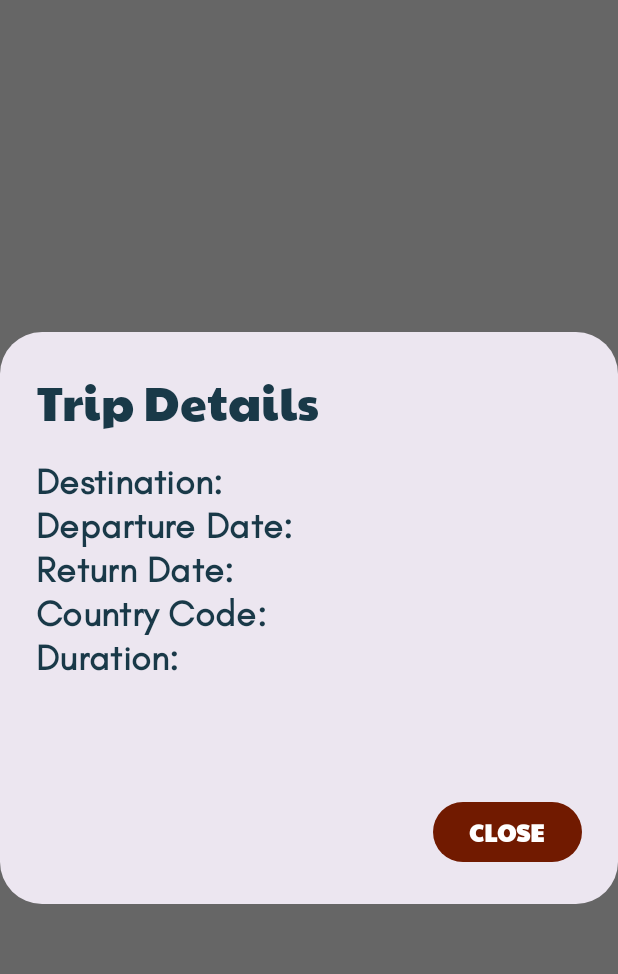
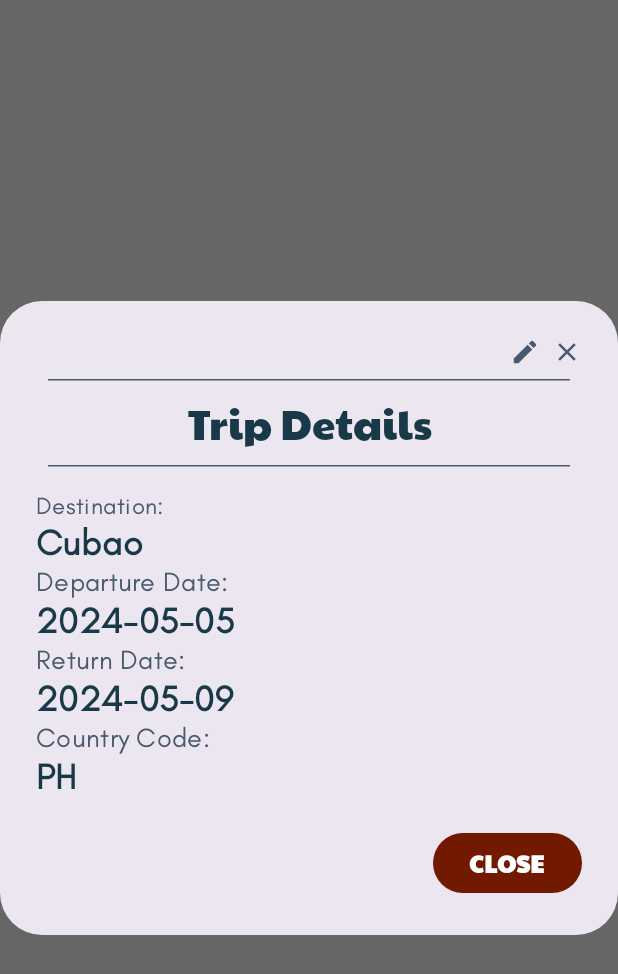
Before and after one commit to jyzldmrct/JetSetGo, an Android app built with Jetpack Compose: the @Preview function TripDetailsPreview, on a phone screen of 412 x 824 dp. Shown: the top 974 px of the screen. Run offline under Robolectric (Android 15) with nearby library versions, the phone set to English and light mode, and no system bars.

Commit message:
updated trip details dialog

```diff
--- a/app/src/main/java/ph/edu/auf/dimarucut/jayzel/jetsetgo/FlightsScreen.kt
+++ b/app/src/main/java/ph/edu/auf/dimarucut/jayzel/jetsetgo/FlightsScreen.kt
@@ -11,6 +11,8 @@ import androidx.compose.foundation.lazy.items
 import androidx.compose.foundation.shape.RoundedCornerShape
 import androidx.compose.material.icons.Icons
 import androidx.compose.material.icons.filled.Add
+import androidx.compose.material.icons.filled.Clear
+import androidx.compose.material.icons.filled.Edit
 import androidx.compose.material.icons.filled.Info
 import androidx.compose.material3.*
 import androidx.compose.runtime.*
@@ -262,85 +264,132 @@ fun FlightsScreen(tripViewModel: TripViewModel, modifier: Modifier = Modifier) {
 
         AlertDialog(
             onDismissRequest = { showDialog = false },
-            title = { Text("Trip Details",
-                fontFamily = PaytoneOne,
-                fontSize = 32.sp,
-                textAlign = TextAlign.Center,
-                color = DenimBlue) },
+            title = {
+                Box(
+                    modifier = Modifier.fillMaxWidth(),
+                    contentAlignment = Alignment.Center
+                ) {
+                    Column(horizontalAlignment = Alignment.CenterHorizontally) {
+                        Row(
+                            modifier = Modifier.fillMaxWidth(),
+                            horizontalArrangement = Arrangement.End
+                        ) {
+                            Icon(
+                                imageVector = Icons.Default.Edit,
+                                contentDescription = "Info Icon",
+                                modifier = Modifier
+                                    .padding(end = 8.dp)
+                                    .size(20.dp),
+                                tint = LightDenimBlue
+
+
+                            )
+                            Icon(
+                                imageVector = Icons.Default.Clear,
+                                contentDescription = "Close Icon",
+                                modifier = Modifier
+                                    .size(24.dp),
+                                tint = LightDenimBlue
+                            )
+                        }
+                        HorizontalDivider(
+                            modifier = Modifier
+                                .fillMaxWidth()
+                                .padding(8.dp),
+                            color = LightDenimBlue
+                        )
+                        Text(
+                            "Trip Details",
+                            fontFamily = PaytoneOne,
+                            fontSize = 28.sp,
+                            textAlign = TextAlign.Center,
+                            color = DenimBlue
+                        )
+
+
+                        HorizontalDivider(
+                            modifier = Modifier
+                                .fillMaxWidth()
+                                .padding(8.dp,8.dp,8.dp,0.dp),
+                            color = LightDenimBlue
+                        )
+                    }
+                }
+            },
             text = {
                 Box(
                     modifier = Modifier
-                        .width(320.dp)
+                        .fillMaxWidth()
                         .wrapContentHeight()
                 ) {
-                    Column {
+                Column {
                         Text("Destination:",
                             fontFamily = GlacialIndifference,
-                            fontSize = 20.sp,
-                            fontWeight = FontWeight.Bold,
-                            color = DenimBlue)
+                            fontSize = 16.sp,
+                            color = LightDenimBlue)
 
                         Text("${selectedTrip?.destination}",
                             fontFamily = GlacialIndifference,
                             fontSize = 24.sp,
-                            color = DenimBlue)
+                            fontWeight = FontWeight.Bold,
+                            color = DenimBlue
+                        )
 
                         Text("Departure Date: ",
                             fontFamily = GlacialIndifference,
-                            fontSize = 20.sp,
-                            fontWeight = FontWeight.Bold,
-                            color = DenimBlue)
+                            fontSize = 16.sp,
+                            color = LightDenimBlue
+                        )
 
                         Text("${selectedTrip?.startDate}",
                             fontFamily = GlacialIndifference,
                             fontSize = 24.sp,
-                            color = DenimBlue)
+                            fontWeight = FontWeight.Bold,
+                            color = DenimBlue
+                        )
 
                         Text("Return Date:",
                             fontFamily = GlacialIndifference,
-                            fontSize = 20.sp,
-                            fontWeight = FontWeight.Bold,
-                            color = DenimBlue)
+                            fontSize = 16.sp,
+                            color = LightDenimBlue
+                        )
 
                         Text("${selectedTrip?.endDate}",
                             fontFamily = GlacialIndifference,
                             fontSize = 24.sp,
-                            color = DenimBlue)
+                            fontWeight = FontWeight.Bold,
+                            color = DenimBlue
+                        )
 
                         Text("Country Code:",
                             fontFamily = GlacialIndifference,
-                            fontSize = 20.sp,
-                            fontWeight = FontWeight.Bold,
-                            color = DenimBlue)
+                            fontSize = 16.sp,
+                            color = LightDenimBlue
+                        )
 
                         Text("${selectedTrip?.countryCode}",
                             fontFamily = GlacialIndifference,
                             fontSize = 24.sp,
-                            color = DenimBlue)
+                            fontWeight = FontWeight.Bold,
+                            color = DenimBlue
+                        )
 
                         Text("Duration:",
                             fontFamily = GlacialIndifference,
-                            fontSize = 20.sp,
-                            fontWeight = FontWeight.Bold,
-                            color = DenimBlue)
+                            fontSize = 16.sp,
+                            color = LightDenimBlue
+                        )
 
                         Text("${selectedTrip?.duration}",
                             fontFamily = GlacialIndifference,
                             fontSize = 24.sp,
-                            color = DenimBlue)
+                            fontWeight = FontWeight.Bold,
+                            color = DenimBlue
+                        )
                     }
                 }
             },
-            confirmButton = {
-                Button(onClick = { showTripDialog = false },
-                    colors = ButtonDefaults.buttonColors( DarkRed)) {
-                    Text("CLOSE",
-                        fontFamily = PaytoneOne,
-                        fontSize = 16.sp,
-                        fontWeight = FontWeight.Bold,
-                        color = Color.White)
-                }
-            }
+            confirmButton = {}
         )
     }
 }
@@ -994,20 +1043,72 @@ fun LazyRowPreview() {
 fun TripDetailsPreview() {
     AlertDialog(
         onDismissRequest = { },
-        title = { Text("Trip Details",
-            fontFamily = PaytoneOne,
-            fontSize = 32.sp,
-            textAlign = TextAlign.Center,
-            color = DenimBlue) },
+       title = {
+    Box(
+        modifier = Modifier.fillMaxWidth(),
+        contentAlignment = Alignment.Center
+    ) {
+        Column(horizontalAlignment = Alignment.CenterHorizontally) {
+            Row(
+                modifier = Modifier.fillMaxWidth(),
+                horizontalArrangement = Arrangement.End
+            ) {
+                Icon(
+                    imageVector = Icons.Default.Edit,
+                    contentDescription = "Info Icon",
+                    modifier = Modifier
+                        .padding(end = 8.dp)
+                        .size(20.dp),
+                    tint = LightDenimBlue
+
+                )
+                Icon(
+                    imageVector = Icons.Default.Clear,
+                    contentDescription = "Add Icon",
+                    modifier = Modifier
+                        .size(20.dp),
+                    tint = LightDenimBlue
+                )
+            }
+            HorizontalDivider(
+                modifier = Modifier
+                    .fillMaxWidth()
+                    .padding(8.dp),
+                color = LightDenimBlue
+            )
+            Text(
+                "Trip Details",
+                fontFamily = PaytoneOne,
+                fontSize = 28.sp,
+                textAlign = TextAlign.Center,
+                color = DenimBlue
+            )
+
+            HorizontalDivider(
+                modifier = Modifier
+                    .fillMaxWidth()
+                    .padding(8.dp,8.dp,8.dp,0.dp),
+                color = LightDenimBlue
+            )
+        }
+    }
+},
         text = {
             Box(
                 modifier = Modifier
-                    .width(500.dp) // Adjust the width as needed
-                    .height(200.dp) // Adjust the height as needed
+                    .width(500.dp)
+                    .height(200.dp)
             ) {
                 Column {
                     Text(
                         "Destination:",
+                        fontFamily = GlacialIndifference,
+                        fontSize = 16.sp,
+                        color = LightDenimBlue
+                    )
+
+                    Text(
+                        "Cubao",
                         fontFamily = GlacialIndifference,
                         fontSize = 24.sp,
                         fontWeight = FontWeight.Bold,
@@ -1017,6 +1118,12 @@ fun TripDetailsPreview() {
                     Text(
                         "Departure Date: ",
                         fontFamily = GlacialIndifference,
+                        fontSize = 18.sp,
+                        color = LightDenimBlue
+                    )
+                    Text(
+                        "2024-05-05",
+                        fontFamily = GlacialIndifference,
                         fontSize = 24.sp,
                         fontWeight = FontWeight.Bold,
                         color = DenimBlue
@@ -1025,21 +1132,38 @@ fun TripDetailsPreview() {
                     Text(
                         "Return Date:",
                         fontFamily = GlacialIndifference,
-                        fontSize = 24.sp,
-                        fontWeight = FontWeight.Bold,
-                        color = DenimBlue
+                        fontSize = 18.sp,
+                        color = LightDenimBlue
                     )
-
                     Text(
-                        "Country Code:",
+                        "2024-05-09",
                         fontFamily = GlacialIndifference,
                         fontSize = 24.sp,
                         fontWeight = FontWeight.Bold,
                         color = DenimBlue
                     )
+                    Text(
+                        "Country Code:",
+                        fontFamily = GlacialIndifference,
+                        fontSize = 18.sp,
+                        color = LightDenimBlue
+                    )
+                    Text(
+                        "PH",
+                        fontFamily = GlacialIndifference,
+                        fontSize = 24.sp,
+                        fontWeight = FontWeight.Bold,
+                        color = DenimBlue
+                    )
+                    Text(
+                        "Duration:",
+                        fontFamily = GlacialIndifference,
+                        fontSize = 18.sp,
+                        color = LightDenimBlue
+                    )
 
                     Text(
-                        "Duration:",
+                        "5 days and 4 nights.",
                         fontFamily = GlacialIndifference,
                         fontSize = 24.sp,
                         fontWeight = FontWeight.Bold,
```
